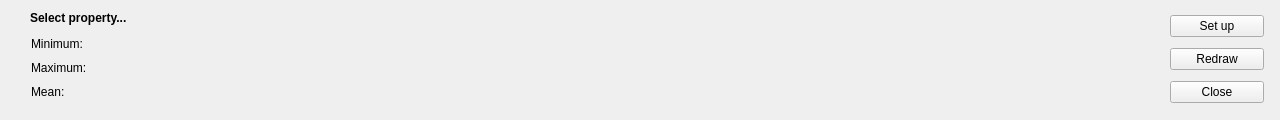
Qt form controlwidget.ui (Obson/MicroSim-GUI) before a commit.
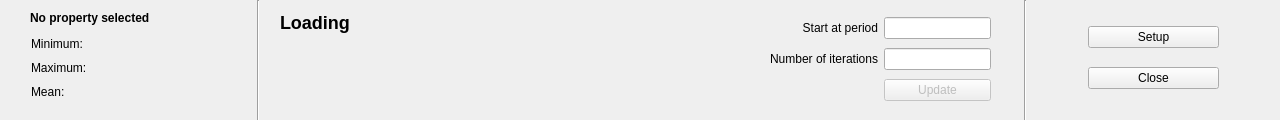
The same form after that commit.

Commit message: Completed controlwidget (bottom dock area) and some general tidying up.

Diff of the .ui file:
```diff
--- a/controlwidget.ui
+++ b/controlwidget.ui
@@ -23,10 +23,58 @@
     </rect>
    </property>
    <property name="text">
-    <string>&lt;html&gt;&lt;head/&gt;&lt;body&gt;&lt;p&gt;&lt;span style=&quot; font-weight:600;&quot;&gt;Select property...&lt;/span&gt;&lt;/p&gt;&lt;/body&gt;&lt;/html&gt;</string>
+    <string>&lt;html&gt;&lt;head/&gt;&lt;body&gt;&lt;p&gt;&lt;span style=&quot; font-weight:600;&quot;&gt;No property selected&lt;/span&gt;&lt;/p&gt;&lt;/body&gt;&lt;/html&gt;</string>
    </property>
   </widget>
-  <widget class="QWidget" name="">
+  <widget class="QWidget" name="layoutWidget">
+   <property name="geometry">
+    <rect>
+     <x>770</x>
+     <y>14</y>
+     <width>221</width>
+     <height>91</height>
+    </rect>
+   </property>
+   <layout class="QGridLayout" name="gridLayout_2">
+    <item row="0" column="0">
+     <widget class="QLabel" name="label">
+      <property name="text">
+       <string>Start at period</string>
+      </property>
+      <property name="alignment">
+       <set>Qt::AlignRight|Qt::AlignTrailing|Qt::AlignVCenter</set>
+      </property>
+     </widget>
+    </item>
+    <item row="1" column="1">
+     <widget class="QLineEdit" name="le_iters"/>
+    </item>
+    <item row="0" column="1">
+     <widget class="QLineEdit" name="le_start"/>
+    </item>
+    <item row="1" column="0">
+     <widget class="QLabel" name="label_5">
+      <property name="text">
+       <string>Number of iterations</string>
+      </property>
+      <property name="alignment">
+       <set>Qt::AlignRight|Qt::AlignTrailing|Qt::AlignVCenter</set>
+      </property>
+     </widget>
+    </item>
+    <item row="2" column="1">
+     <widget class="QPushButton" name="btn_redraw">
+      <property name="enabled">
+       <bool>false</bool>
+      </property>
+      <property name="text">
+       <string>Update</string>
+      </property>
+     </widget>
+    </item>
+   </layout>
+  </widget>
+  <widget class="QWidget" name="layoutWidget">
    <property name="geometry">
     <rect>
      <x>31</x>
@@ -80,13 +128,13 @@
     </item>
    </layout>
   </widget>
-  <widget class="QWidget" name="">
+  <widget class="QWidget" name="layoutWidget">
    <property name="geometry">
     <rect>
-     <x>1170</x>
-     <y>10</y>
-     <width>94</width>
-     <height>100</height>
+     <x>1088</x>
+     <y>13</y>
+     <width>131</width>
+     <height>91</height>
     </rect>
    </property>
    <layout class="QVBoxLayout" name="verticalLayout">
@@ -96,14 +144,7 @@
     <item>
      <widget class="QPushButton" name="btn_setup">
       <property name="text">
-       <string>Set up</string>
-      </property>
-     </widget>
-    </item>
-    <item>
-     <widget class="QPushButton" name="btn_redraw">
-      <property name="text">
-       <string>Redraw</string>
+       <string>Setup</string>
       </property>
      </widget>
     </item>
@@ -116,6 +157,73 @@
     </item>
    </layout>
   </widget>
+  <widget class="Line" name="line">
+   <property name="geometry">
+    <rect>
+     <x>1017</x>
+     <y>0</y>
+     <width>16</width>
+     <height>121</height>
+    </rect>
+   </property>
+   <property name="orientation">
+    <enum>Qt::Vertical</enum>
+   </property>
+  </widget>
+  <widget class="Line" name="line_2">
+   <property name="geometry">
+    <rect>
+     <x>250</x>
+     <y>0</y>
+     <width>16</width>
+     <height>121</height>
+    </rect>
+   </property>
+   <property name="orientation">
+    <enum>Qt::Vertical</enum>
+   </property>
+  </widget>
+  <widget class="QLabel" name="label_status">
+   <property name="geometry">
+    <rect>
+     <x>280</x>
+     <y>7</y>
+     <width>321</width>
+     <height>31</height>
+    </rect>
+   </property>
+   <property name="text">
+    <string>&lt;h2&gt;Loading&lt;/h2&gt;</string>
+   </property>
+   <property name="alignment">
+    <set>Qt::AlignLeading|Qt::AlignLeft|Qt::AlignVCenter</set>
+   </property>
+  </widget>
+  <widget class="QLabel" name="label_notes">
+   <property name="geometry">
+    <rect>
+     <x>280</x>
+     <y>40</y>
+     <width>411</width>
+     <height>61</height>
+    </rect>
+   </property>
+   <property name="text">
+    <string notr="true"/>
+   </property>
+   <property name="wordWrap">
+    <bool>true</bool>
+   </property>
+  </widget>
+  <zorder>layoutWidget</zorder>
+  <zorder>layoutWidget</zorder>
+  <zorder>layoutWidget</zorder>
+  <zorder>lab_property</zorder>
+  <zorder>line</zorder>
+  <zorder>line_2</zorder>
+  <zorder>progressBar</zorder>
+  <zorder>label_status</zorder>
+  <zorder>label_notes</zorder>
  </widget>
  <resources/>
  <connections/>
```
The commit also changes 6 other files.
